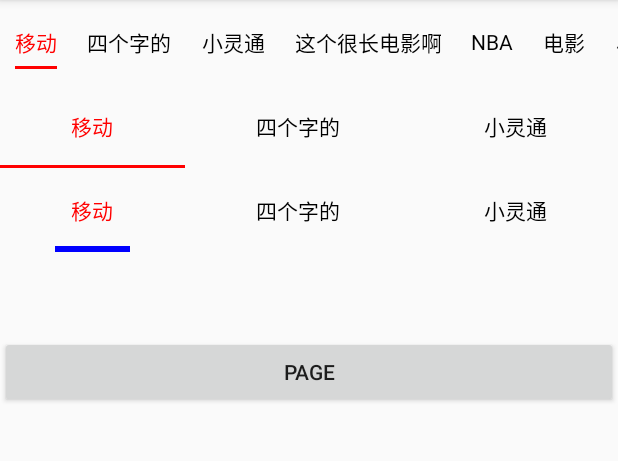
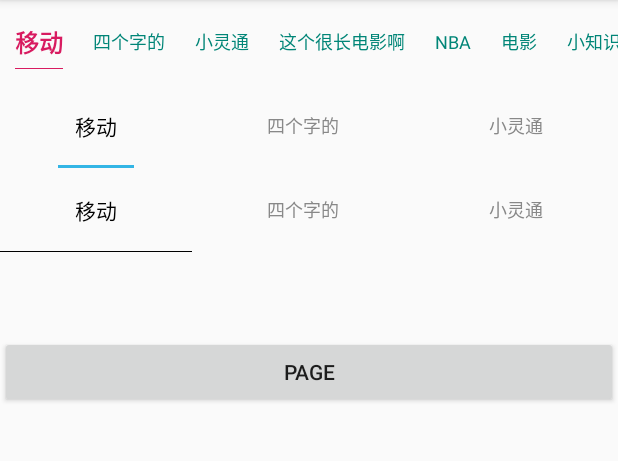
Before and after one commit to WangcWj/WeTabLayout, an Android app: the screen it shows after launch (MainActivity), on a phone screen of 412 x 824 dp, the part 84-545 px from its top. Run offline under Robolectric (Android 15) with nearby library versions, the phone set to English and light mode, and no system bars.

Commit message:
新增XML自定义属性

```diff
--- a/Tab/src/main/java/com/we/lib/tablayout/WeTabLayout.java
+++ b/Tab/src/main/java/com/we/lib/tablayout/WeTabLayout.java
@@ -1,6 +1,7 @@
 package com.we.lib.tablayout;
 
 import android.content.Context;
+import android.content.res.TypedArray;
 import android.graphics.Canvas;
 import android.graphics.Color;
 import android.graphics.Paint;
@@ -10,6 +11,7 @@ import android.graphics.drawable.GradientDrawable;
 import android.os.Build;
 import android.util.AttributeSet;
 import android.util.Log;
+import android.util.TypedValue;
 import android.view.Gravity;
 import android.view.View;
 import android.view.ViewGroup;
@@ -79,21 +81,23 @@ public class WeTabLayout extends HorizontalScrollView implements ViewPager.OnPag
      */
     private int mTabCount;
     private int mTabLayout = -1;
-    private int mTabTextSize = 14;
-    private int mSelectedTabTextColor = Color.RED;
-    private int mDefaultTabTextColor = Color.BLACK;
-    private boolean mTabTextStyleBold = false;
+    private int mSelectedTabTextColor ;
+    private int mDefaultTabTextColor ;
+    private float mSelectedTabTextSize ;
+    private float mDefaultTabTextSize ;
+    private boolean mSelectedTabTextStyleBold = false;
     private boolean mTabFillContainer = true;
 
     /**
      * 下划线相关的配置。
      */
     private GradientDrawable mIndicatorDrawable;
-    private int mIndicatorHeight = 2;
-    private int mIndicatorWidth;
+    private float mIndicatorHeight;
+    private float mIndicatorWidth;
     private boolean mIndicatorEqualTabText = false;
-    private int mIndicatorBottomMargin;
+    private float mIndicatorBottomMargin;
     private int mIndicatorColor = Color.RED;
+    private float mIndicatorCorner;
     private Rect mIndicatorRect;
 
     /**
@@ -158,11 +162,14 @@ public class WeTabLayout extends HorizontalScrollView implements ViewPager.OnPag
     }
 
     public void setIndicatorHeight(int mIndicatorHeight) {
-        this.mIndicatorHeight = dp2px(mIndicatorHeight);
+        this.mIndicatorHeight = mIndicatorHeight;
     }
 
     public void setIndicatorWidth(int mIndicatorWidth) {
-        this.mIndicatorWidth = dp2px(mIndicatorWidth);
+        if(mIndicatorEqualTabText){
+            mIndicatorWidth = 0;
+        }
+        this.mIndicatorWidth = mIndicatorWidth;
     }
 
     public void setSelectedTabTextColor(int mSelectedTabTextColor) {
@@ -174,7 +181,7 @@ public class WeTabLayout extends HorizontalScrollView implements ViewPager.OnPag
     }
 
     public void setIndicatorBottomMargin(int margin) {
-        this.mIndicatorBottomMargin = dp2px(margin);
+        this.mIndicatorBottomMargin = margin;
     }
 
     public void setIndicatorEqualTabText(boolean mIndicatorEqualTabText) {
@@ -182,6 +189,41 @@ public class WeTabLayout extends HorizontalScrollView implements ViewPager.OnPag
     }
 
     private void initView(Context context, AttributeSet attrs) {
+        loadAttribute(context, attrs);
+        inflateOther(context);
+    }
+
+    private void loadAttribute(Context context, AttributeSet attrs) {
+        TypedArray array = null;
+        try {
+            array = context.obtainStyledAttributes(attrs, R.styleable.WeTabLayout);
+            mIndicatorColor = array.getColor(R.styleable.WeTabLayout_wtl_indicator_color, Color.BLACK);
+            mIndicatorHeight = array.getDimension(R.styleable.WeTabLayout_wtl_indicator_height, 1);
+            mIndicatorWidth = array.getDimension(R.styleable.WeTabLayout_wtl_indicator_width, 0);
+            mIndicatorBottomMargin = array.getDimension(R.styleable.WeTabLayout_wtl_indicator_margin_bottom, 0);
+            mIndicatorEqualTabText = array.getBoolean(R.styleable.WeTabLayout_wtl_indicator_width_equal_title, false);
+            mIndicatorCorner = array.getDimension(R.styleable.WeTabLayout_wtl_indicator_corner_radius, 0);
+
+            if(mIndicatorEqualTabText){
+                mIndicatorWidth = 0;
+            }
+
+            mSelectedTabTextColor = array.getColor(R.styleable.WeTabLayout_wtl_selected_text_color, Color.BLACK);
+            mDefaultTabTextColor = array.getColor(R.styleable.WeTabLayout_wtl_default_text_color, Color.GRAY);
+            mDefaultTabTextSize = array.getDimension(R.styleable.WeTabLayout_wtl_default_text_size, sp2px(12));
+            mSelectedTabTextSize = array.getDimension(R.styleable.WeTabLayout_wtl_selected_text_size, sp2px(14));
+            mSelectedTabTextStyleBold = array.getBoolean(R.styleable.WeTabLayout_wtl_selected_text_bold, false);
+            mTabFillContainer = array.getBoolean(R.styleable.WeTabLayout_wtl_tab_fill_container, false);
+        } catch (Exception e) {
+            e.printStackTrace();
+        } finally {
+            if (null != array) {
+                array.recycle();
+            }
+        }
+    }
+
+    private void inflateOther(Context context) {
         initScrollView();
         mContext = context;
         mTabContainer = new LinearLayout(context);
@@ -189,7 +231,6 @@ public class WeTabLayout extends HorizontalScrollView implements ViewPager.OnPag
         mIndicatorDrawable = new GradientDrawable();
         mTextPaint = new Paint(Paint.ANTI_ALIAS_FLAG);
         mIndicatorRect = new Rect();
-        mIndicatorHeight = dp2px(mIndicatorHeight);
         mHaveInit = true;
     }
 
@@ -308,7 +349,7 @@ public class WeTabLayout extends HorizontalScrollView implements ViewPager.OnPag
                 if (i == selectedIndex) {
                     cView = childAt;
                 }
-                selected.setTextColor(i == selectedIndex ? mSelectedTabTextColor : mDefaultTabTextColor);
+                setSelectedTabStyle(selected, i == selectedIndex);
             }
         }
         if (null != mTabSelectedListener) {
@@ -321,6 +362,14 @@ public class WeTabLayout extends HorizontalScrollView implements ViewPager.OnPag
                     mTabSelectedListener.onPreTabSelected(childAt, mCurrentTab);
                 }
             }
+        }
+    }
+
+    private void setSelectedTabStyle(TextView selected, boolean isSelected) {
+        selected.setTextColor(isSelected ? mSelectedTabTextColor : mDefaultTabTextColor);
+        selected.setTextSize(TypedValue.COMPLEX_UNIT_PX,isSelected ? mSelectedTabTextSize : mDefaultTabTextSize);
+        if (mSelectedTabTextStyleBold) {
+            selected.getPaint().setFakeBoldText(isSelected);
         }
     }
 
@@ -346,11 +395,8 @@ public class WeTabLayout extends HorizontalScrollView implements ViewPager.OnPag
         clearBackground(childView);
 
         childView.setText(mTitles.get(index));
-        childView.setTextSize(mTabTextSize);
-        childView.setTextColor(index == mCurrentTab ? mSelectedTabTextColor : mDefaultTabTextColor);
         childView.setGravity(Gravity.CENTER);
-        childView.getPaint().setFakeBoldText(mTabTextStyleBold);
-
+        setSelectedTabStyle(childView, index == mCurrentTab);
         LinearLayout.LayoutParams tabLayoutParams = getTabLayoutParams();
         mTabContainer.setGravity(mTabContainerGravity);
         mTabContainer.addView(tabView, index, tabLayoutParams);
@@ -446,8 +492,6 @@ public class WeTabLayout extends HorizontalScrollView implements ViewPager.OnPag
             //后面这个是下一个Tab距离中心点的位置。
             newScrollX += herf;
         }
-
-        Log.e("cc.wang", "WeTabLayout.scrollToCurrentTab." + newScrollX + "   herf  " + herf);
         if (newScrollX != mLastScrollX) {
             mLastScrollX = newScrollX;
             scrollTo(newScrollX, 0);
@@ -466,7 +510,6 @@ public class WeTabLayout extends HorizontalScrollView implements ViewPager.OnPag
         int left = childAt.getLeft();
         int right = childAt.getRight();
         int bottom = childAt.getBottom();
-
         if (mIndicatorWidth > 0) {
             left += getTabInsert(childAt);
             right -= getTabInsert(childAt);
@@ -488,8 +531,7 @@ public class WeTabLayout extends HorizontalScrollView implements ViewPager.OnPag
                 rightDistance *= mPositionOffset;
                 int nextMargin = measureText(nextChild, nextChild.getLeft(), nextChild.getRight());
                 margin = (int) ((nextMargin - margin) * mPositionOffset + margin);
-            } else {
-
+            } else if(!mIndicatorEqualTabText){
                 int tabInsert = getTabInsert(nextChild);
                 leftDistance = (leftDistance + tabInsert) * mPositionOffset;
                 rightDistance = (rightDistance - tabInsert) * mPositionOffset;
@@ -498,13 +540,13 @@ public class WeTabLayout extends HorizontalScrollView implements ViewPager.OnPag
             right += rightDistance;
         }
         mIndicatorRect.left = left + margin;
-        mIndicatorRect.top = bottom - mIndicatorHeight - mIndicatorBottomMargin;
+        mIndicatorRect.top = bottom - (int)mIndicatorHeight - (int) mIndicatorBottomMargin;
         mIndicatorRect.right = right - margin;
-        mIndicatorRect.bottom = bottom - mIndicatorBottomMargin;
+        mIndicatorRect.bottom = bottom - (int)mIndicatorBottomMargin;
     }
 
     private int getTabInsert(View view) {
-        return (view.getWidth() - mIndicatorWidth) / 2;
+        return (view.getWidth() - (int)mIndicatorWidth) / 2;
     }
 
     /**
@@ -589,6 +631,10 @@ public class WeTabLayout extends HorizontalScrollView implements ViewPager.OnPag
         return (int) (getContext().getResources().getDisplayMetrics().density * px + 0.5f);
     }
 
+    private int sp2px(int px) {
+        return (int) (getContext().getResources().getDisplayMetrics().scaledDensity * px + 0.5f);
+    }
+
     private int getColorResource(int color) {
         return getContext().getResources().getColor(color);
     }
--- /dev/null
+++ b/Tab/src/main/res/values/attrs.xml
@@ -0,0 +1,26 @@
+<?xml version="1.0" encoding="utf-8"?>
+<resources>
+
+    <declare-styleable name="WeTabLayout">
+        <!-- indicator -->
+        <attr name="wtl_indicator_color" format="color" />
+        <attr name="wtl_indicator_height" format="dimension" />
+        <attr name="wtl_indicator_width" format="dimension" />
+        <attr name="wtl_indicator_margin_bottom" format="dimension" />
+        <attr name="wtl_indicator_corner_radius" format="dimension" />
+        <attr name="wtl_indicator_width_equal_title" format="boolean" />
+
+        <!-- title -->
+        <attr name="wtl_selected_text_size" format="dimension" />
+        <attr name="wtl_default_text_size" format="dimension" />
+        <attr name="wtl_selected_text_color" format="color" />
+        <attr name="wtl_default_text_color" format="color" />
+
+        <attr name="wtl_selected_text_bold" format="boolean" />
+
+        <attr name="wtl_tab_fill_container" format="boolean" />
+
+
+    </declare-styleable>
+
+</resources>
--- a/app/src/main/java/com/we/tablayout/MainActivity.java
+++ b/app/src/main/java/com/we/tablayout/MainActivity.java
@@ -44,14 +44,7 @@ public class MainActivity extends AppCompatActivity {
         });
 
         tabLayout.setTabLayoutIds(R.layout.item_sliding_tab_layout);
-        tabLayout.setIndicatorBottomMargin(10);
-        tabLayout.setIndicatorEqualTabText(true);
-        tabLayout.setTabFillContainer(false);
-        tabLayout.setCurrentTab(0);
 
-        tabLayoutThree.setIndicatorColor(Color.BLUE);
-        tabLayoutThree.setIndicatorHeight(4);
-        tabLayoutThree.setIndicatorWidth(50);
 
         tabLayoutThree.attachToViewPager(viewPager,titlesTwo);
         tabLayoutTwo.attachToViewPager(viewPager,titlesTwo);
--- a/app/src/main/res/layout/activity_main.xml
+++ b/app/src/main/res/layout/activity_main.xml
@@ -10,15 +10,32 @@
     <com.we.lib.tablayout.WeTabLayout
         android:id="@+id/dil_tablayout"
         android:layout_width="match_parent"
-        android:layout_height="56dp" />
+        android:layout_height="56dp"
+        app:wtl_default_text_color="@color/colorPrimary"
+        app:wtl_indicator_margin_bottom="10dp"
+        app:wtl_indicator_width_equal_title="true"
+        app:wtl_selected_text_color="@color/colorAccent"
+        app:wtl_indicator_color="@color/colorAccent"
+        app:wtl_selected_text_size="16sp"
+        app:wtl_default_text_size="12sp"
+        app:wtl_indicator_height="1dp"
+        app:wtl_indicator_width="50dp"
+        app:wtl_selected_text_bold="true"
+        app:wtl_indicator_corner_radius="4dp"
+        app:wtl_tab_fill_container="false" />
 
     <com.we.lib.tablayout.WeTabLayout
         android:id="@+id/dil_tablayout2"
         android:layout_width="match_parent"
-        android:layout_height="56dp" />
+        android:layout_height="56dp"
+        app:wtl_tab_fill_container="true"
+        app:wtl_indicator_color="@android:color/holo_blue_light"
+        app:wtl_indicator_height="2dp"
+        app:wtl_indicator_width="50dp" />
 
     <com.we.lib.tablayout.WeTabLayout
         android:id="@+id/dil_tablayout3"
+        app:wtl_tab_fill_container="true"
         android:layout_width="match_parent"
         android:layout_height="56dp" />
 
```
Also changed, not shown: 1 other file.
